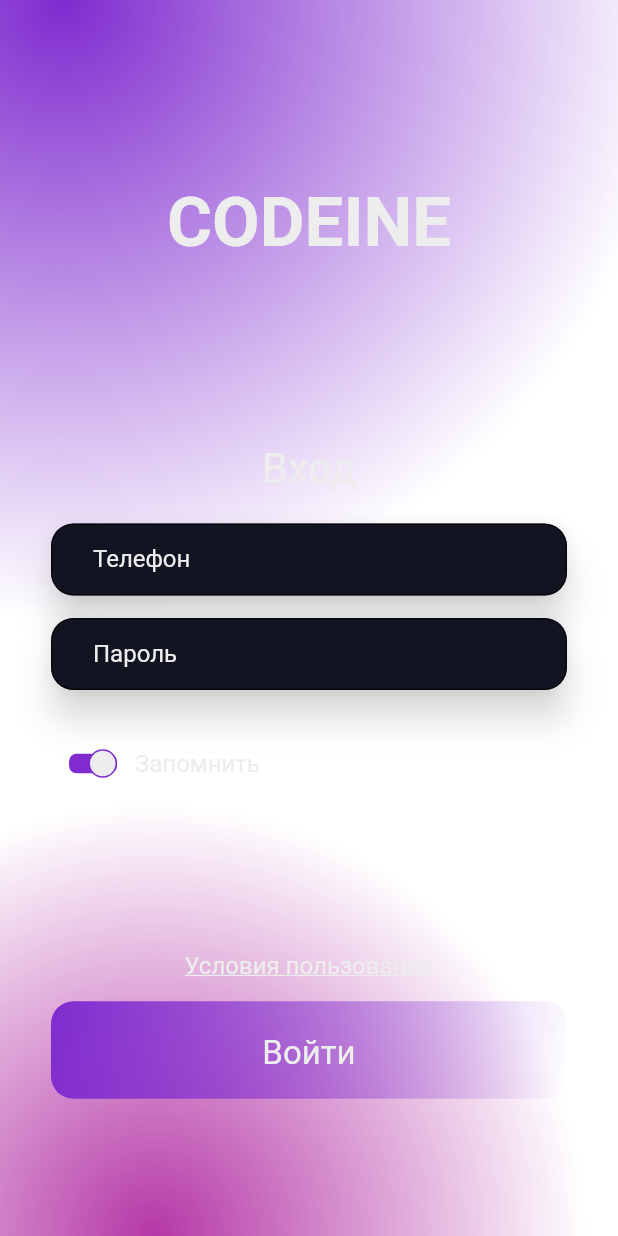
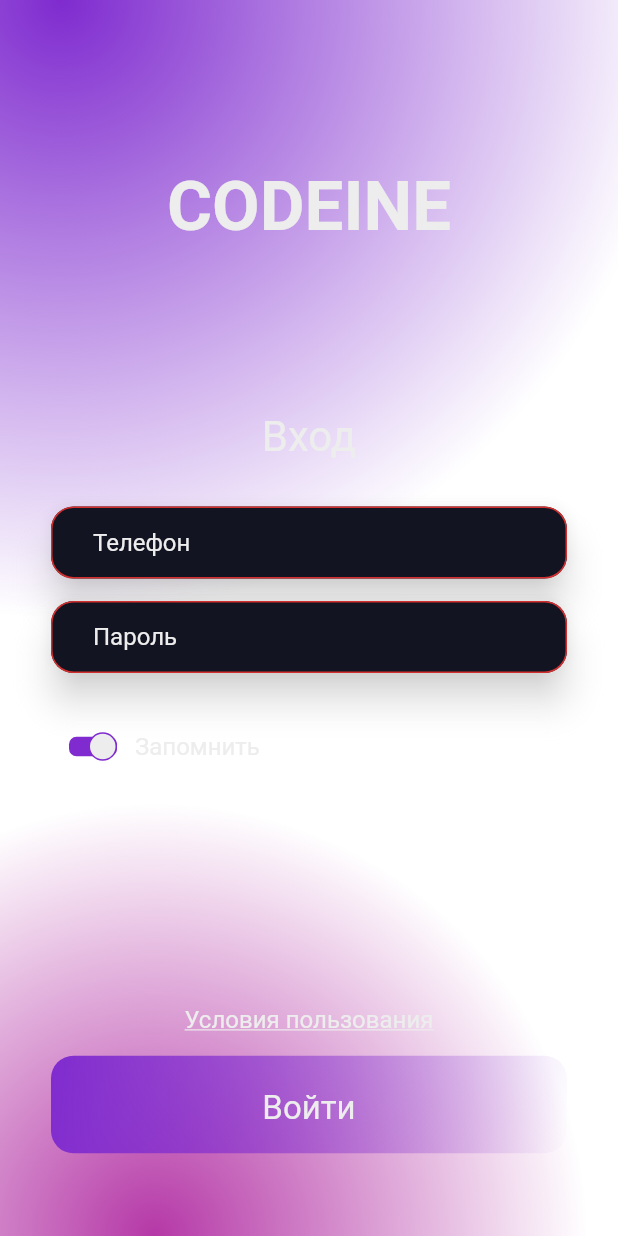
Before and after one commit to bytes7bytes7/codeine, a Flutter app: the screen it shows after launch, after a tap on "Войти", on a phone screen of 412 x 824 dp. Run offline on Flutter 3.47's test engine with Material 2 defaults, Android fonts, the phone set to English and light mode, and no system bars; our stand-ins replace cookie_jar, dio, dio_cookie_manager, sqflite; accounts and stored records are empty.

Commit message:
added SnackBar & form validation

```diff
--- a/lib/main.dart
+++ b/lib/main.dart
@@ -5,6 +5,7 @@ import 'themes/dark_theme.dart';
 import 'screens/main_screen.dart';
 
 void main() {
+  WidgetsFlutterBinding.ensureInitialized();
   runApp(MyApp());
 }
 
--- a/lib/screens/login_screen.dart
+++ b/lib/screens/login_screen.dart
@@ -1,12 +1,25 @@
+import 'package:codeine/widgets/show_info_snack_bar.dart';
 import 'package:flutter/material.dart';
+import 'package:flutter/widgets.dart';
 
 import '../widgets/switch_button.dart';
 import '../widgets/input_field.dart';
+import '../widgets/loading_circle.dart';
+import '../bloc/auth_bloc.dart';
+import '../bloc/bloc.dart';
+import '../constants.dart';
 
 class LoginScreen extends StatelessWidget {
-  final TextEditingController phoneOfEmailController = TextEditingController();
+  final TextEditingController loginController = TextEditingController();
   final TextEditingController passwordController = TextEditingController();
+  final TextEditingController codeController = TextEditingController();
+
+  final ValueNotifier<String> loginNotifier = ValueNotifier(null);
+  final ValueNotifier<String> passwordNotifier = ValueNotifier(null);
+  final ValueNotifier<String> codeNotifier = ValueNotifier(null);
+
   final ValueNotifier<bool> rememberNotifier = ValueNotifier(true);
+  final PageController pageController = PageController();
 
   @override
   Widget build(BuildContext context) {
@@ -43,12 +56,11 @@ class LoginScreen extends StatelessWidget {
             backgroundColor: Colors.transparent,
             body: Container(
               alignment: Alignment.center,
-              padding: const EdgeInsets.symmetric(horizontal: 34),
               child: Column(
                 mainAxisAlignment: MainAxisAlignment.center,
                 children: [
-                  Expanded(
-                    child: Column(
+                  Spacer(flex: 2),
+                  Column(
                     mainAxisAlignment: MainAxisAlignment.center,
                     children: [
                       Text(
@@ -57,25 +69,67 @@ class LoginScreen extends StatelessWidget {
                       ),
                     ],
                   ),
-                  ),
+                  Spacer(flex: 2),
                   Text(
                     'Вход',
                     style: Theme.of(context).textTheme.headline2,
                   ),
+                  SizedBox(height: 10),
+                  StreamBuilder(
+                    stream: Bloc.authBloc.auth,
+                    initialData: AuthInitState(),
+                    builder: (context, snapshot) {
+                      if (snapshot.data is AuthInitState) {
+                        // pass
+                      } else if (snapshot.data is AuthLoadingState) {
+                        return LoadingCircle();
+                      } else if (snapshot.data is AuthDataState) {
+                        AuthDataState state = snapshot.data;
+                        if (state.status == AuthStatus.needCode) {
+                          pageController.animateToPage(
+                            1,
+                            duration: const Duration(milliseconds: 300),
+                            curve: Curves.easeInOutQuad,
+                          );
+                        } else if (state.status == AuthStatus.loggedOut) {
+                          loginNotifier.value = '';
+                          passwordNotifier.value = '';
+                        }
+                      } else {
+                        showInfoSnackBar(
+                          context,
+                          'Ошибка',
+                          Icons.error_outline_outlined,
+                        );
+                      }
+                      return SizedBox.shrink();
+                    },
+                  ),
+                  Expanded(
+                    flex: 7,
+                    child: PageView(
+                      controller: pageController,
+                      physics: NeverScrollableScrollPhysics(),
+                      children: [
+                        Column(
+                          children: [
                             SizedBox(height: 20),
                             InputField(
-                    controller: phoneOfEmailController,
-                    label: 'Телефон',
+                              controller: loginController,
+                              hint: 'Телефон',
+                              errorNotifier: loginNotifier,
                             ),
                             SizedBox(height: 15),
                             InputField(
                               controller: passwordController,
-                    label: 'Пароль',
+                              hint: 'Пароль',
                               obscureText: true,
+                              errorNotifier: passwordNotifier,
                             ),
                             SizedBox(height: 30),
                             Row(
                               children: [
+                                SizedBox(width: 34),
                                 SwitchButton(
                                   notifier: rememberNotifier,
                                 ),
@@ -85,30 +139,73 @@ class LoginScreen extends StatelessWidget {
                                 ),
                               ],
                             ),
-                  Expanded(
-                    child: Column(
-                      mainAxisAlignment: MainAxisAlignment.center,
-                      children: [
+                            Spacer(flex: 1),
                             TextButton(
                               child: Text(
                                 'Условия пользования',
-                            style:
-                                Theme.of(context).textTheme.subtitle1.copyWith(
+                                style: Theme.of(context)
+                                    .textTheme
+                                    .subtitle1
+                                    .copyWith(
                                       decoration: TextDecoration.underline,
                                     ),
                               ),
                               onPressed: () {},
+                            ),
+                          ],
+                        ),
+                        Column(
+                          children: [
+                            SizedBox(height: 20),
+                            InputField(
+                              controller: codeController,
+                              hint: 'Код подтверждения',
+                              errorNotifier: codeNotifier,
+                            ),
+                            Spacer(flex: 1),
+                            TextButton(
+                              child: Text(
+                                'Выслать СМС',
+                                style: Theme.of(context)
+                                    .textTheme
+                                    .subtitle1
+                                    .copyWith(
+                                      decoration: TextDecoration.underline,
+                                    ),
+                              ),
+                              onPressed: () {},
+                            ),
+                          ],
+                        ),
+                      ],
+                    ),
                   ),
                   Material(
                     color: Colors.transparent,
                     child: InkWell(
                       borderRadius: BorderRadius.circular(15),
                       onTap: () async {
-                              // TODO: implement
+                        if (pageController.page == 0) {
+                          if (loginController.text.isEmpty) {
+                            loginNotifier.value = 'Пустое поле';
+                          }
+                          if (passwordController.text.isEmpty) {
+                            passwordNotifier.value = 'Пустое поле';
+                          }
+                          if (loginController.text.isNotEmpty &&
+                              passwordController.text.isNotEmpty) {
+                            AuthStatus status = await Bloc.authBloc.logIn(
+                                loginController.text, passwordController.text);
+                          }
+                        } else {
+                          // TODO: implement it
+                          print('NOT IMPLEMENTED');
+                        }
                       },
                       child: Container(
                         width: double.infinity,
                         height: 65,
+                        margin: const EdgeInsets.symmetric(horizontal: 34),
                         padding: const EdgeInsets.symmetric(vertical: 22),
                         child: Center(
                           child: Text(
@@ -120,26 +217,21 @@ class LoginScreen extends StatelessWidget {
                           ),
                         ),
                         decoration: BoxDecoration(
-                                color:
-                                    Theme.of(context).scaffoldBackgroundColor,
+                          color: Theme.of(context).scaffoldBackgroundColor,
                           borderRadius: BorderRadius.circular(15),
                           gradient: LinearGradient(
                             begin: Alignment.topLeft,
                             end: Alignment.bottomRight,
                             colors: [
                               Theme.of(context).accentColor,
-                                    Theme.of(context)
-                                        .accentColor
-                                        .withOpacity(0),
+                              Theme.of(context).accentColor.withOpacity(0),
                             ],
                           ),
                         ),
                       ),
                     ),
                   ),
-                      ],
-                    ),
-                  ),
+                  Spacer(flex: 1),
                 ],
               ),
             ),
--- a/lib/widgets/input_field.dart
+++ b/lib/widgets/input_field.dart
@@ -4,36 +4,67 @@ class InputField extends StatelessWidget {
   const InputField({
     Key key,
     @required this.controller,
-    @required this.label,
+    @required this.errorNotifier,
+    @required this.hint,
     this.obscureText = false,
   }) : super(key: key);
 
   final TextEditingController controller;
-  final String label;
+  final ValueNotifier<String> errorNotifier;
+  final String hint;
   final bool obscureText;
 
   @override
   Widget build(BuildContext context) {
-    return Material(
+    return Container(
+      padding: const EdgeInsets.symmetric(horizontal: 34),
+      child: Material(
         elevation: 10,
         shape: RoundedRectangleBorder(
           borderRadius: BorderRadius.circular(15),
         ),
         color: Colors.transparent,
         shadowColor: Theme.of(context).focusColor,
-      child: TextField(
+        child: ValueListenableBuilder(
+          valueListenable: errorNotifier,
+          builder: (context, _, __) {
+            return TextFormField(
               controller: controller,
               obscureText: obscureText,
+              onChanged: (value) {
+                errorNotifier.value = null;
+              },
+              cursorColor: Theme.of(context).accentColor,
+              cursorWidth: 2,
               decoration: InputDecoration(
                 filled: true,
                 fillColor: Theme.of(context).scaffoldBackgroundColor,
-          labelText: label,
-          labelStyle: Theme.of(context).textTheme.subtitle1,
-          contentPadding:
-              const EdgeInsets.symmetric(horizontal: 28, vertical: 0),
+                hintText: hint,
+                hintStyle: Theme.of(context).textTheme.subtitle1,
+                enabledBorder: OutlineInputBorder(
+                  borderRadius: BorderRadius.circular(15),
+                  borderSide: BorderSide(
+                    color: (errorNotifier.value != null)
+                        ? Theme.of(context).errorColor
+                        : Colors.transparent,
+                  ),
+                ),
+                focusedBorder: OutlineInputBorder(
+                  borderRadius: BorderRadius.circular(15),
+                  borderSide: BorderSide(
+                    color: (errorNotifier.value != null)
+                        ? Theme.of(context).errorColor
+                        : Theme.of(context).accentColor,
+                  ),
+                ),
+                contentPadding: const EdgeInsets.symmetric(
+                    horizontal: 28, vertical: 0),
                 border: OutlineInputBorder(
                   borderRadius: BorderRadius.circular(15),
                 ),
+              ),
+            );
+          },
         ),
       ),
     );
--- /dev/null
+++ b/lib/widgets/show_info_snack_bar.dart
@@ -0,0 +1,33 @@
+import 'package:flutter/material.dart';
+
+void showInfoSnackBar(BuildContext context, String info, IconData icon) {
+  Size size = MediaQuery.of(context).size;
+  ScaffoldMessenger.of(context).showSnackBar(
+    SnackBar(
+      behavior: SnackBarBehavior.floating,
+      margin: const EdgeInsets.only(bottom: 30, left: 34, right: 34),
+      shape: RoundedRectangleBorder(
+        borderRadius: BorderRadius.circular(15),
+      ),
+      duration: const Duration(seconds: 1),
+      backgroundColor:
+          Theme.of(context).scaffoldBackgroundColor.withOpacity(0.8),
+      content: Row(
+        children: [
+          Container(
+            width: size.width * 0.65,
+            child: Text(
+              info,
+              style: Theme.of(context).textTheme.subtitle1,
+            ),
+          ),
+          Spacer(),
+          Icon(
+            icon,
+            color: Theme.of(context).focusColor,
+          ),
+        ],
+      ),
+    ),
+  );
+}
```
Lines whose indentation alone changed are shown as unchanged.
